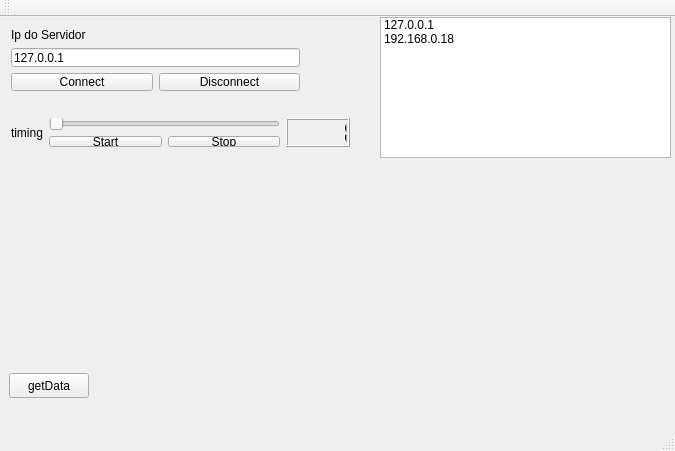
Old version of the form QtTcpClientConsumer/mainwindow.ui in the repository JadsonBezerra/DCA1202_TCPIP.
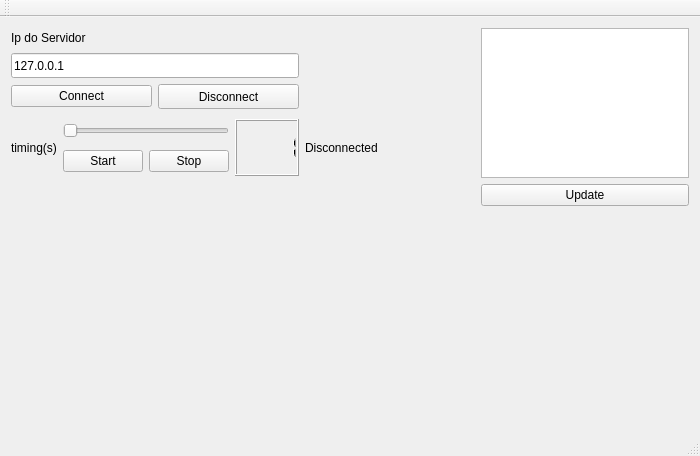
New version of the form. Custom widgets are drawn as their Qt base class.

What changed in the file:
```diff
--- a/QtTcpClientConsumer/mainwindow.ui
+++ b/QtTcpClientConsumer/mainwindow.ui
@@ -6,69 +6,25 @@
    <rect>
     <x>0</x>
     <y>0</y>
-    <width>675</width>
-    <height>451</height>
+    <width>700</width>
+    <height>446</height>
    </rect>
   </property>
   <property name="windowTitle">
    <string>MainWindow</string>
   </property>
   <widget class="QWidget" name="centralWidget">
-   <widget class="plotter" name="widget" native="true">
-    <property name="geometry">
-     <rect>
-      <x>5</x>
-      <y>139</y>
-      <width>661</width>
-      <height>211</height>
-     </rect>
-    </property>
-   </widget>
-   <widget class="QPushButton" name="pushButtonGet">
-    <property name="geometry">
-     <rect>
-      <x>9</x>
-      <y>356</y>
-      <width>80</width>
-      <height>25</height>
-     </rect>
-    </property>
-    <property name="text">
-     <string>getData</string>
-    </property>
-   </widget>
-   <widget class="QListWidget" name="listWidget">
-    <property name="geometry">
-     <rect>
-      <x>380</x>
-      <y>0</y>
-      <width>291</width>
-      <height>141</height>
-     </rect>
-    </property>
-    <item>
-     <property name="text">
-      <string>127.0.0.1</string>
-     </property>
-    </item>
-    <item>
-     <property name="text">
-      <string>192.168.0.18</string>
-     </property>
-    </item>
-   </widget>
-   <widget class="QWidget" name="">
-    <property name="geometry">
-     <rect>
-      <x>0</x>
-      <y>0</y>
-      <width>311</width>
-      <height>85</height>
-     </rect>
-    </property>
+   <layout class="QGridLayout" name="gridLayout">
+    <item row="0" column="0">
     <layout class="QVBoxLayout" name="verticalLayout_3">
      <item>
       <widget class="QLabel" name="label">
+        <property name="maximumSize">
+         <size>
+          <width>303</width>
+          <height>17</height>
+         </size>
+        </property>
        <property name="text">
         <string>Ip do Servidor</string>
        </property>
@@ -78,6 +34,12 @@
       <layout class="QVBoxLayout" name="verticalLayout">
        <item>
         <widget class="QLineEdit" name="lineIP">
+          <property name="maximumSize">
+           <size>
+            <width>301</width>
+            <height>25</height>
+           </size>
+          </property>
          <property name="text">
           <string>127.0.0.1</string>
          </property>
@@ -94,6 +56,12 @@
          </item>
          <item>
           <widget class="QPushButton" name="disconnectButoon">
+            <property name="maximumSize">
+             <size>
+              <width>146</width>
+              <height>25</height>
+             </size>
+            </property>
            <property name="text">
             <string>Disconnect</string>
            </property>
@@ -104,23 +72,28 @@
       </layout>
      </item>
     </layout>
-   </widget>
-   <widget class="QWidget" name="">
-    <property name="geometry">
-     <rect>
-      <x>0</x>
-      <y>90</y>
-      <width>361</width>
-      <height>51</height>
-     </rect>
-    </property>
+    </item>
+    <item row="0" column="1">
+     <spacer name="horizontalSpacer">
+      <property name="orientation">
+       <enum>Qt::Horizontal</enum>
+      </property>
+      <property name="sizeHint" stdset="0">
+       <size>
+        <width>106</width>
+        <height>20</height>
+       </size>
+      </property>
+     </spacer>
+    </item>
+    <item row="1" column="0">
     <layout class="QHBoxLayout" name="horizontalLayout_4">
      <item>
       <layout class="QHBoxLayout" name="horizontalLayout_3">
        <item>
         <widget class="QLabel" name="label_2">
          <property name="text">
-          <string>timing</string>
+           <string>timing(s)</string>
          </property>
         </widget>
        </item>
@@ -160,13 +133,73 @@
      </item>
      <item>
       <widget class="QLCDNumber" name="lcdTiming">
+        <property name="maximumSize">
+         <size>
+          <width>64</width>
+          <height>57</height>
+         </size>
+        </property>
        <property name="intValue" stdset="0">
         <number>1</number>
        </property>
       </widget>
      </item>
     </layout>
-   </widget>
+    </item>
+    <item row="1" column="1">
+     <widget class="QLabel" name="label_con">
+      <property name="text">
+       <string>Disconnected</string>
+      </property>
+     </widget>
+    </item>
+    <item row="1" column="2">
+     <spacer name="horizontalSpacer_2">
+      <property name="orientation">
+       <enum>Qt::Horizontal</enum>
+      </property>
+      <property name="sizeHint" stdset="0">
+       <size>
+        <width>100</width>
+        <height>17</height>
+       </size>
+      </property>
+     </spacer>
+    </item>
+    <item row="3" column="0" colspan="4">
+     <widget class="plotter" name="widget" native="true">
+      <property name="minimumSize">
+       <size>
+        <width>661</width>
+        <height>211</height>
+       </size>
+      </property>
+     </widget>
+    </item>
+    <item row="0" column="3" rowspan="2">
+     <widget class="QListWidget" name="listWidget">
+      <property name="minimumSize">
+       <size>
+        <width>208</width>
+        <height>150</height>
+       </size>
+      </property>
+      <property name="maximumSize">
+       <size>
+        <width>208</width>
+        <height>150</height>
+       </size>
+      </property>
+     </widget>
+    </item>
+    <item row="2" column="3">
+     <widget class="QPushButton" name="pushButton">
+      <property name="text">
+       <string>Update</string>
+      </property>
+     </widget>
+    </item>
+   </layout>
   </widget>
   <widget class="QMenuBar" name="menuBar">
    <property name="geometry">
```
Left out of the diff: 38 changed lines with no effect on the pictures. Lines whose indentation alone changed are shown as unchanged.
